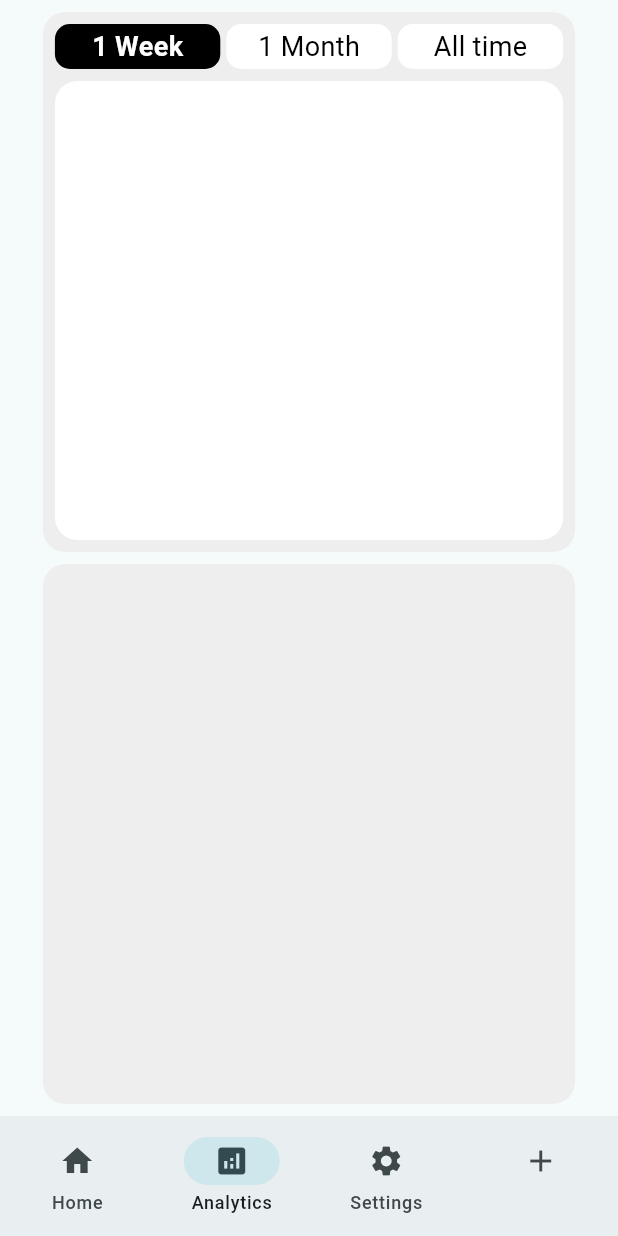
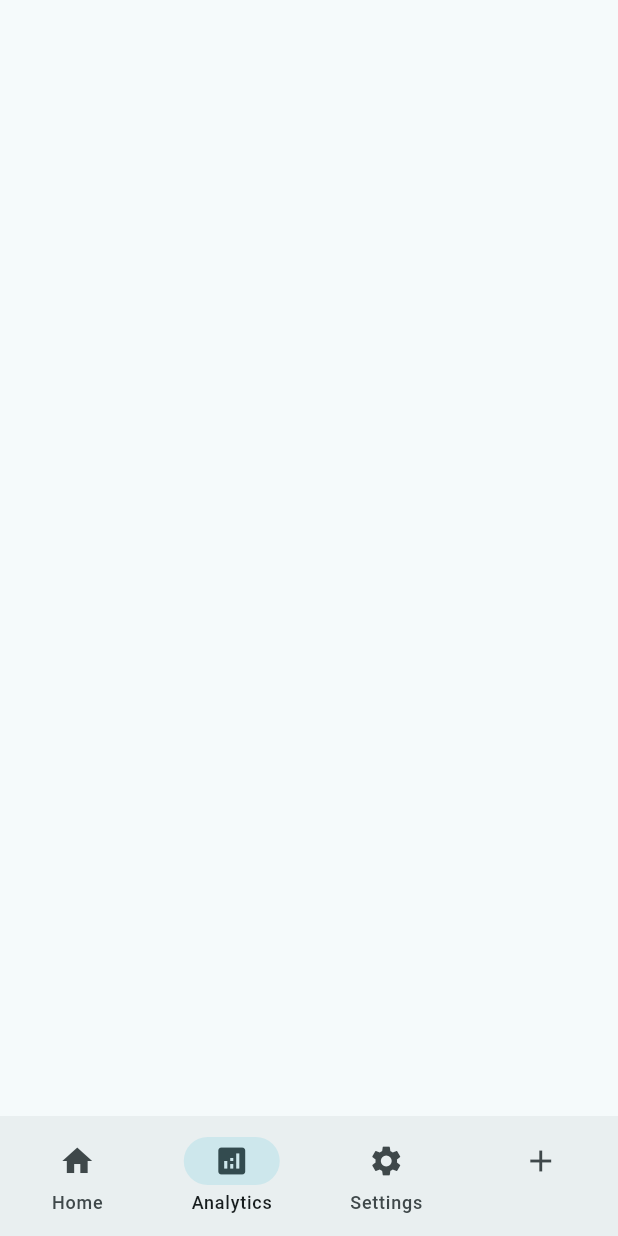
Before and after one commit to SameerAkita/mogulog, a Flutter app: the screen it shows after launch, item 2 of the bottom bar chosen, on a phone screen of 412 x 824 dp. Run offline on Flutter 3.47's test engine with Material 3 defaults, Android fonts, the phone set to English and light mode, and no system bars.

Commit message:
simplify analytics page

```diff
--- a/lib/views/pages/analytics_page.dart
+++ b/lib/views/pages/analytics_page.dart
@@ -1,6 +1,5 @@
 import 'package:flutter/material.dart';
 import 'package:mogulog/theme/app_colors.dart';
-import 'package:mogulog/widgets/analytics/time_range_button.dart';
 
 class AnalyticsPage extends StatefulWidget {
   const AnalyticsPage({super.key});
@@ -9,10 +8,6 @@ class AnalyticsPage extends StatefulWidget {
   State<AnalyticsPage> createState() => _AnalyticsPageState();
 }
 
-enum TimeRange { week, oneMonth, sixMonths, allTime }
-
-TimeRange selectedRange = TimeRange.week;
-
 class _AnalyticsPageState extends State<AnalyticsPage> {
   @override
   Widget build(BuildContext context) {
@@ -20,90 +15,12 @@ class _AnalyticsPageState extends State<AnalyticsPage> {
       child: Center(
         child: FractionallySizedBox(
           widthFactor: 0.9,
-          child: Padding(
-            padding: const EdgeInsets.all(8.0),
-            child: Column(
-              children: [
-                Expanded(
-                  child: Container(
-                    decoration: BoxDecoration(
-                      color: AppColors.tempgrey,
-                      borderRadius: BorderRadius.circular(15),
-                    ),
-                    child: Padding(
-                      padding: const EdgeInsets.all(8.0),
-                      child: Column(
-                        children: [
-                          Row(
-                            mainAxisAlignment: MainAxisAlignment.spaceAround,
-                            children: [
-                              Expanded(
-                                flex: 1,
-                                child: TimeRangeButton(
-                                  label: '1 Week',
-                                  selected: selectedRange == TimeRange.week,
-                                  onTap: () {
-                                    setState(() {
-                                      selectedRange = TimeRange.week;
-                                    });
-                                  },
-                                ),
-                              ),
-                              SizedBox(width: 4),
-                              Expanded(
-                                flex: 1,
-                                child: TimeRangeButton(
-                                  label: '1 Month',
-                                  selected: selectedRange == TimeRange.oneMonth,
-                                  onTap: () {
-                                    setState(() {
-                                      selectedRange = TimeRange.oneMonth;
-                                    });
-                                  },
-                                ),
-                              ),
-
-                              SizedBox(width: 4),
-                              Expanded(
-                                flex: 1,
-                                child: TimeRangeButton(
-                                  label: 'All time',
-                                  selected: selectedRange == TimeRange.allTime,
-                                  onTap: () {
-                                    setState(() {
-                                      selectedRange = TimeRange.allTime;
-                                    });
-                                  },
-                                ),
-                              ),
-                            ],
-                          ),
-
-                          SizedBox(height: 8),
-                          Expanded(
-                            child: Container(
-                              decoration: BoxDecoration(
-                                color: Colors.white,
-                                borderRadius: BorderRadius.circular(15),
-                              ),
-                            ),
-                          ),
-                        ],
-                      ),
-                    ),
-                  ),
-                ),
-                SizedBox(height: 8),
-                Expanded(
-                  child: Container(
-                    decoration: BoxDecoration(
-                      color: AppColors.tempgrey,
-                      borderRadius: BorderRadius.circular(15),
-                    ),
-                  ),
-                ),
-              ],
-            ),
+          child: Column(
+            children: [
+              Expanded(child: Container()),
+              Expanded(child: Container()),
+              Expanded(child: Container()),
+            ],
           ),
         ),
       ),
--- a/lib/widgets/analytics/time_range_button.dart
+++ /dev/null
@@ -1,41 +0,0 @@
-import 'package:flutter/material.dart';
-
-class TimeRangeButton extends StatelessWidget {
-  final String label;
-  final bool selected;
-  final VoidCallback onTap;
-
-  const TimeRangeButton({
-    super.key,
-    required this.label,
-    required this.selected,
-    required this.onTap,
-  });
-
-  @override
-  Widget build(BuildContext context) {
-    return InkWell(
-      onTap: onTap,
-      child: Container(
-        decoration: BoxDecoration(
-          color: selected ? Colors.black : Colors.white,
-          borderRadius: BorderRadius.circular(10),
-        ),
-
-        child: Padding(
-          padding: const EdgeInsets.symmetric(vertical: 2, horizontal: 4),
-          child: Center(
-            child: Text(
-              label,
-              style: TextStyle(
-                fontSize: 18,
-                fontWeight: selected ? FontWeight.bold : FontWeight.normal,
-                color: selected ? Colors.white : Colors.black,
-              ),
-            ),
-          ),
-        ),
-      ),
-    );
-  }
-}
```
